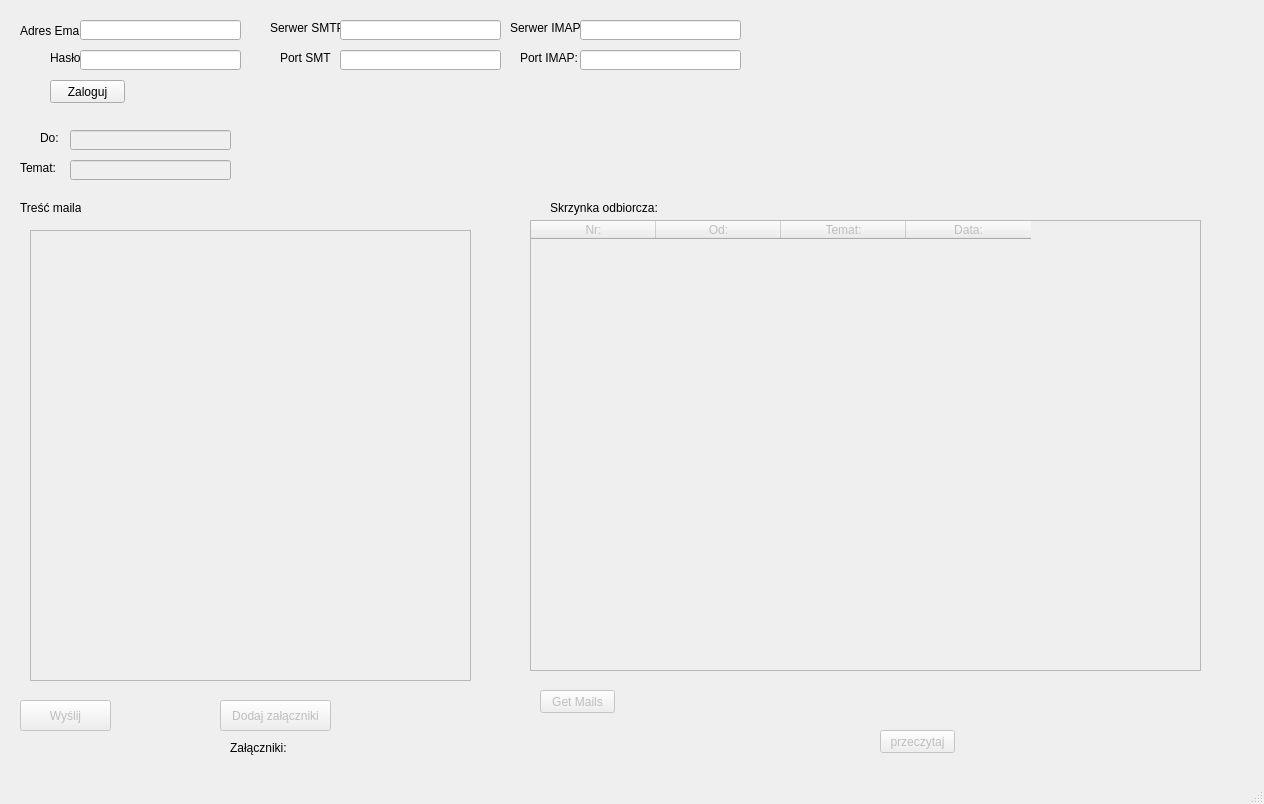
Before: the Qt Designer form gui.ui in mrenik/MailClient, drawn with Qt 5.
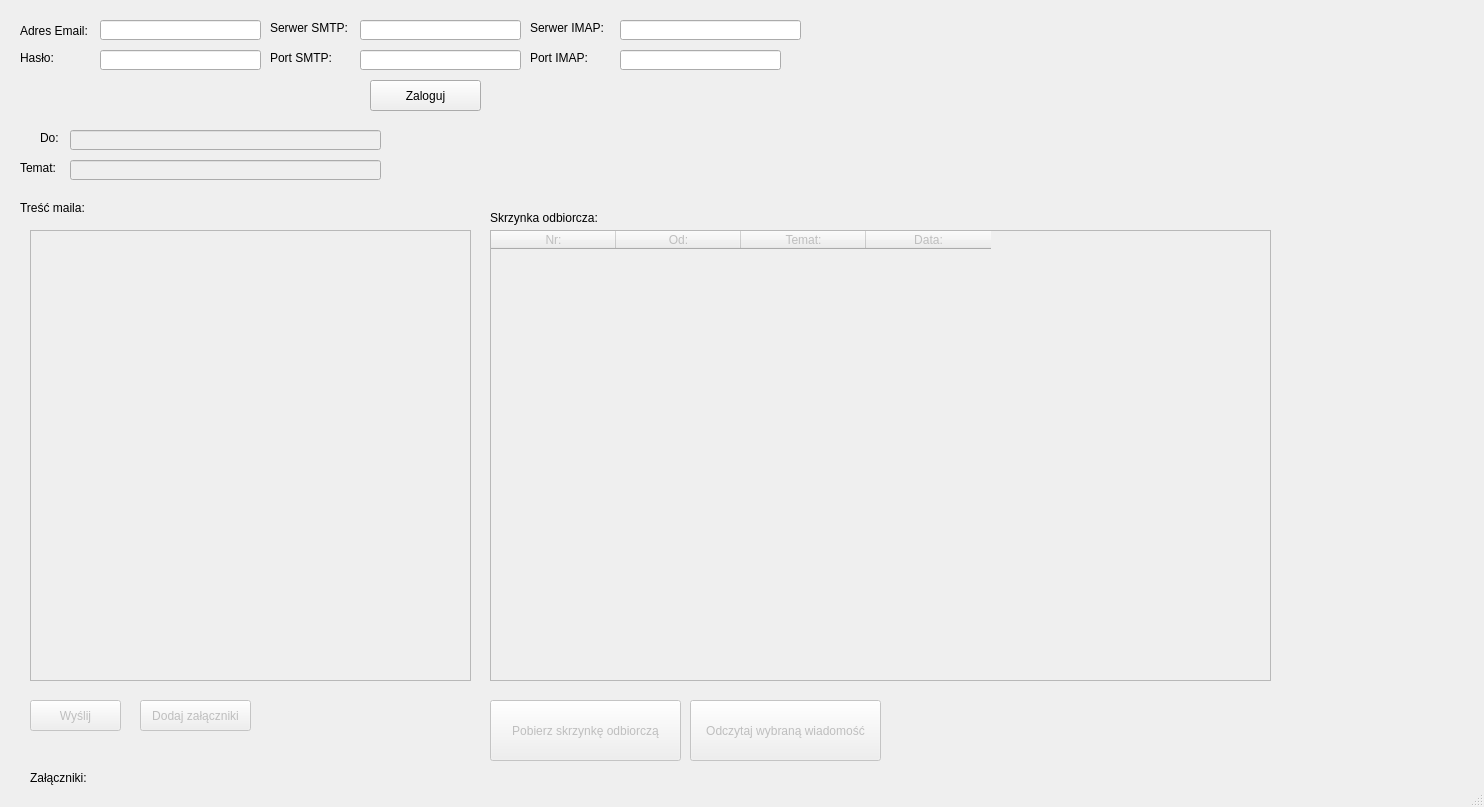
After: the same form once the commit is applied.

Diff of the .ui file:
```diff
--- a/gui.ui
+++ b/gui.ui
@@ -6,8 +6,8 @@
    <rect>
     <x>0</x>
     <y>0</y>
-    <width>1264</width>
-    <height>804</height>
+    <width>1484</width>
+    <height>807</height>
    </rect>
   </property>
   <property name="windowTitle">
@@ -19,7 +19,7 @@
      <rect>
       <x>20</x>
       <y>20</y>
-      <width>61</width>
+      <width>81</width>
       <height>21</height>
      </rect>
     </property>
@@ -30,9 +30,9 @@
    <widget class="QLabel" name="passwordLabel">
     <property name="geometry">
      <rect>
-      <x>50</x>
+      <x>20</x>
       <y>50</y>
-      <width>31</width>
+      <width>41</width>
       <height>16</height>
      </rect>
     </property>
@@ -45,7 +45,7 @@
      <rect>
       <x>270</x>
       <y>20</y>
-      <width>71</width>
+      <width>91</width>
       <height>16</height>
      </rect>
     </property>
@@ -56,9 +56,9 @@
    <widget class="QLabel" name="smtpportLabel">
     <property name="geometry">
      <rect>
-      <x>280</x>
+      <x>270</x>
       <y>50</y>
-      <width>51</width>
+      <width>71</width>
       <height>16</height>
      </rect>
     </property>
@@ -69,9 +69,9 @@
    <widget class="QLabel" name="imapserverLabel">
     <property name="geometry">
      <rect>
-      <x>510</x>
+      <x>530</x>
       <y>20</y>
-      <width>71</width>
+      <width>91</width>
       <height>16</height>
      </rect>
     </property>
@@ -82,7 +82,7 @@
    <widget class="QLabel" name="imapportlabel">
     <property name="geometry">
      <rect>
-      <x>520</x>
+      <x>530</x>
       <y>50</y>
       <width>61</width>
       <height>16</height>
@@ -95,7 +95,7 @@
    <widget class="QLineEdit" name="emailEdit">
     <property name="geometry">
      <rect>
-      <x>80</x>
+      <x>100</x>
       <y>20</y>
       <width>161</width>
       <height>20</height>
@@ -105,7 +105,7 @@
    <widget class="QLineEdit" name="passwordEdit">
     <property name="geometry">
      <rect>
-      <x>80</x>
+      <x>100</x>
       <y>50</y>
       <width>161</width>
       <height>20</height>
@@ -118,7 +118,7 @@
    <widget class="QLineEdit" name="smtpserverEdit">
     <property name="geometry">
      <rect>
-      <x>340</x>
+      <x>360</x>
       <y>20</y>
       <width>161</width>
       <height>20</height>
@@ -128,7 +128,7 @@
    <widget class="QLineEdit" name="smtpportEdit">
     <property name="geometry">
      <rect>
-      <x>340</x>
+      <x>360</x>
       <y>50</y>
       <width>161</width>
       <height>20</height>
@@ -138,9 +138,9 @@
    <widget class="QLineEdit" name="imapserverEdit">
     <property name="geometry">
      <rect>
-      <x>580</x>
+      <x>620</x>
       <y>20</y>
-      <width>161</width>
+      <width>181</width>
       <height>20</height>
      </rect>
     </property>
@@ -148,7 +148,7 @@
    <widget class="QLineEdit" name="imapportEdit">
     <property name="geometry">
      <rect>
-      <x>580</x>
+      <x>620</x>
       <y>50</y>
       <width>161</width>
       <height>20</height>
@@ -158,10 +158,10 @@
    <widget class="QPushButton" name="loginButton">
     <property name="geometry">
      <rect>
-      <x>50</x>
+      <x>370</x>
       <y>80</y>
-      <width>75</width>
-      <height>23</height>
+      <width>111</width>
+      <height>31</height>
      </rect>
     </property>
     <property name="text">
@@ -199,7 +199,7 @@
      <rect>
       <x>20</x>
       <y>200</y>
-      <width>61</width>
+      <width>101</width>
       <height>16</height>
      </rect>
     </property>
@@ -215,7 +215,7 @@
      <rect>
       <x>70</x>
       <y>130</y>
-      <width>161</width>
+      <width>311</width>
       <height>20</height>
      </rect>
     </property>
@@ -228,7 +228,7 @@
      <rect>
       <x>70</x>
       <y>160</y>
-      <width>161</width>
+      <width>311</width>
       <height>20</height>
      </rect>
     </property>
@@ -239,7 +239,7 @@
     </property>
     <property name="geometry">
      <rect>
-      <x>20</x>
+      <x>30</x>
       <y>700</y>
       <width>91</width>
       <height>31</height>
@@ -255,7 +255,7 @@
     </property>
     <property name="geometry">
      <rect>
-      <x>220</x>
+      <x>140</x>
       <y>700</y>
       <width>111</width>
       <height>31</height>
@@ -271,16 +271,16 @@
     </property>
     <property name="geometry">
      <rect>
-      <x>530</x>
-      <y>220</y>
-      <width>671</width>
+      <x>490</x>
+      <y>230</y>
+      <width>781</width>
       <height>451</height>
      </rect>
     </property>
     <property name="minimumSize">
      <size>
       <width>671</width>
-      <height>0</height>
+      <height>441</height>
      </size>
     </property>
     <property name="columnCount">
@@ -313,9 +313,9 @@
    <widget class="QLabel" name="inboxLabel">
     <property name="geometry">
      <rect>
-      <x>550</x>
-      <y>200</y>
-      <width>111</width>
+      <x>490</x>
+      <y>210</y>
+      <width>181</width>
       <height>16</height>
      </rect>
     </property>
@@ -339,8 +339,8 @@
    <widget class="QLabel" name="attachmentLabel">
     <property name="geometry">
      <rect>
-      <x>230</x>
-      <y>740</y>
+      <x>30</x>
+      <y>770</y>
       <width>491</width>
       <height>16</height>
      </rect>
@@ -355,14 +355,14 @@
     </property>
     <property name="geometry">
      <rect>
-      <x>540</x>
-      <y>690</y>
-      <width>75</width>
-      <height>23</height>
+      <x>490</x>
+      <y>700</y>
+      <width>191</width>
+      <height>61</height>
      </rect>
     </property>
     <property name="text">
-     <string>Get Mails</string>
+     <string>Pobierz skrzynkę odbiorczą</string>
     </property>
    </widget>
    <widget class="QPushButton" name="readButton">
@@ -371,14 +371,14 @@
     </property>
     <property name="geometry">
      <rect>
-      <x>880</x>
-      <y>730</y>
-      <width>75</width>
-      <height>23</height>
+      <x>690</x>
+      <y>700</y>
+      <width>191</width>
+      <height>61</height>
      </rect>
     </property>
     <property name="text">
-     <string>przeczytaj</string>
+     <string>Odczytaj wybraną wiadomość</string>
     </property>
    </widget>
   </widget>
```
